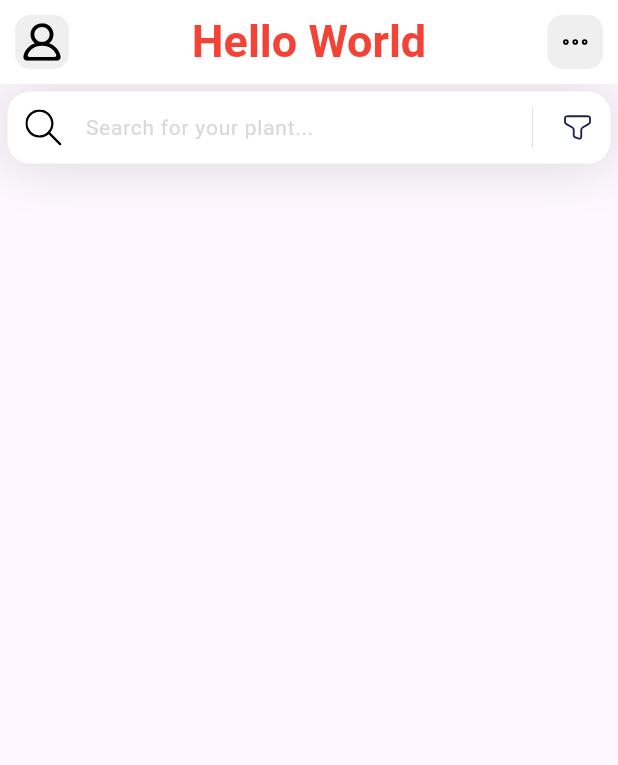
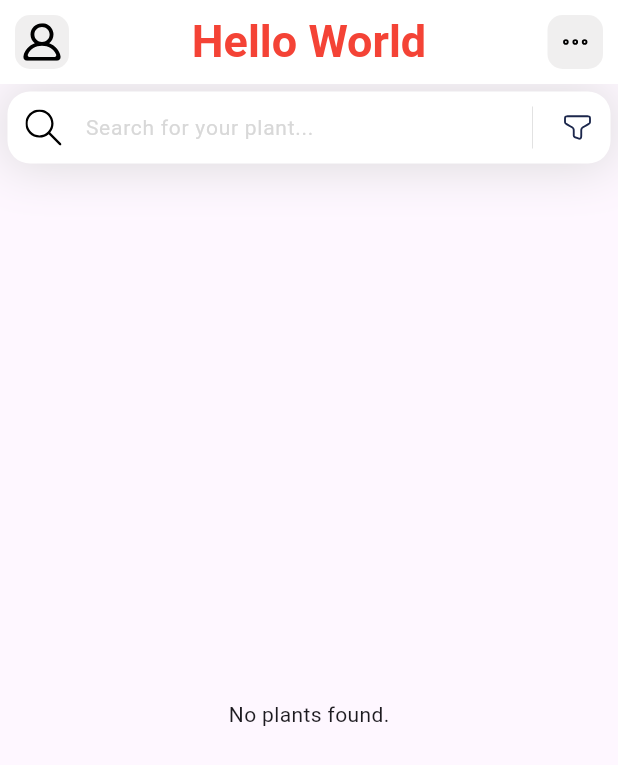
Before and after one commit to DonisPan/garden_app, a Flutter app: the screen it shows after launch, on a phone screen of 412 x 824 dp. Shown: the top 765 px of the screen. Run offline on Flutter 3.47's test engine with Material 3 defaults, Android fonts, the phone set to English and light mode, and no system bars; our stand-ins replace flutter_dotenv, flutter_secure_storage, flutter_svg, image_picker, permission_handler, supabase_flutter; accounts and stored records are empty; Roboto replaces fonts that are missing (AtkinsonHyperlegiableMono).

Commit message:
Make the home screen load user plants

```diff
--- a/lib/main.dart
+++ b/lib/main.dart
@@ -9,7 +9,7 @@ import 'package:garden_app/views/register.dart';
 void main() async {
   WidgetsFlutterBinding.ensureInitialized();
 
-  AuthRemoteRepositary authRemoteRepositary;
+  AuthRemoteRepository authRemoteRepositary;
 
   Global();
   // Global().delUserSession();
--- a/lib/models/plant.dart
+++ b/lib/models/plant.dart
@@ -6,6 +6,7 @@ class Plant {
   final String? _familyCommon;
   final String? _familyScientific;
   final bool _isCustom;
+  bool _needWater = false;
 
   Plant({
     required int id,
@@ -30,4 +31,7 @@ class Plant {
   String? get familyCommon => _familyCommon;
   String? get familyScientific => _familyScientific;
   bool get isCustom => _isCustom;
+
+  bool get needWater => _needWater;
+  set needWater(bool par) => _needWater = par;
 }
--- a/lib/repositories/auth_remote_repository.dart
+++ b/lib/repositories/auth_remote_repository.dart
@@ -1,7 +1,7 @@
 import 'package:garden_app/services/supabase_service.dart';
 import 'package:garden_app/repositories/auth_repository.dart';
 
-class AuthRemoteRepositary implements AuthRepository {
+class AuthRemoteRepository implements AuthRepository {
   @override
   Future<String?> login(String email, String password) async {
     return await SupabaseService().login(email, password);
--- a/lib/viewmodels/home_viewmodel.dart
+++ b/lib/viewmodels/home_viewmodel.dart
@@ -1,13 +1,20 @@
 import 'package:flutter/material.dart';
+import 'package:garden_app/models/plant.dart';
 import 'package:garden_app/repositories/auth_repository.dart';
 import 'package:garden_app/repositories/plant_repository.dart';
+import 'package:garden_app/services/global.dart';
 
 class HomeViewModel extends ChangeNotifier {
   final PlantRepository plantRepository;
   final AuthRepository authRepositary;
-  HomeViewModel(this.plantRepository, this.authRepositary);
+  TextEditingController searchQueryController = TextEditingController();
 
-  TextEditingController searchQueryController = TextEditingController();
+  List<Plant> _plants = [];
+  List<Plant> get plants => _plants;
+
+  HomeViewModel(this.plantRepository, this.authRepositary) {
+    fetchPlants();
+  }
 
   String _searchQuery = '';
   String get searchQuery => _searchQuery;
@@ -22,6 +29,21 @@ class HomeViewModel extends ChangeNotifier {
     Navigator.pushReplacementNamed(context, '/login');
   }
 
+  Future<void> fetchPlants() async {
+    final userId = await Global().getUserId();
+    if (userId == null) {
+      _plants = [];
+      return;
+    }
+    _plants = await plantRepository.getPlants(userId);
+    notifyListeners();
+  }
+
+  void water(Plant plant) {
+    plant.needWater = !plant.needWater;
+    notifyListeners();
+  }
+
   @override
   void dispose() {
     searchQueryController.dispose();
--- a/lib/widgets/top_bar.dart
+++ b/lib/widgets/top_bar.dart
@@ -16,7 +16,7 @@ class TopBar extends StatelessWidget implements PreferredSizeWidget {
   Widget build(BuildContext context) {
     return ChangeNotifierProvider<HomeViewModel>(
       create:
-          (_) => HomeViewModel(PlantRemoteRepository(), AuthRemoteRepositary()),
+          (_) => HomeViewModel(PlantRemoteRepository(), AuthRemoteRepository()),
       child: Consumer<HomeViewModel>(
         builder: (context, viewModel, child) {
           return AppBar(
@@ -74,7 +74,7 @@ class TopBar extends StatelessWidget implements PreferredSizeWidget {
 
   Future<void> leftButtonRedirect(BuildContext context) {
     if (Global.isAuthorized()) {
-      AuthRemoteRepositary().logout();
+      AuthRemoteRepository().logout();
       return Navigator.push(
         context,
         MaterialPageRoute(builder: (context) => const HomePage()),
@@ -90,8 +90,7 @@ class TopBar extends StatelessWidget implements PreferredSizeWidget {
   Widget rightButton() {
     return GestureDetector(
       onTap: () {
-        print("Right Button Pressed!");
-        SupabaseService().getPlants(userId: 1);
+        // SupabaseService().getPlants(userId: 1);
       },
       child: Container(
         margin: const EdgeInsets.all(10),
```
Also changed, not shown: lib/services/global.dart (+23 -6 lines), lib/services/supabase_service.dart (+12 -3 lines), lib/views/home.dart (+76 -5 lines), lib/views/login.dart (+11 -3 lines), lib/views/register.dart (+52 -21 lines).
